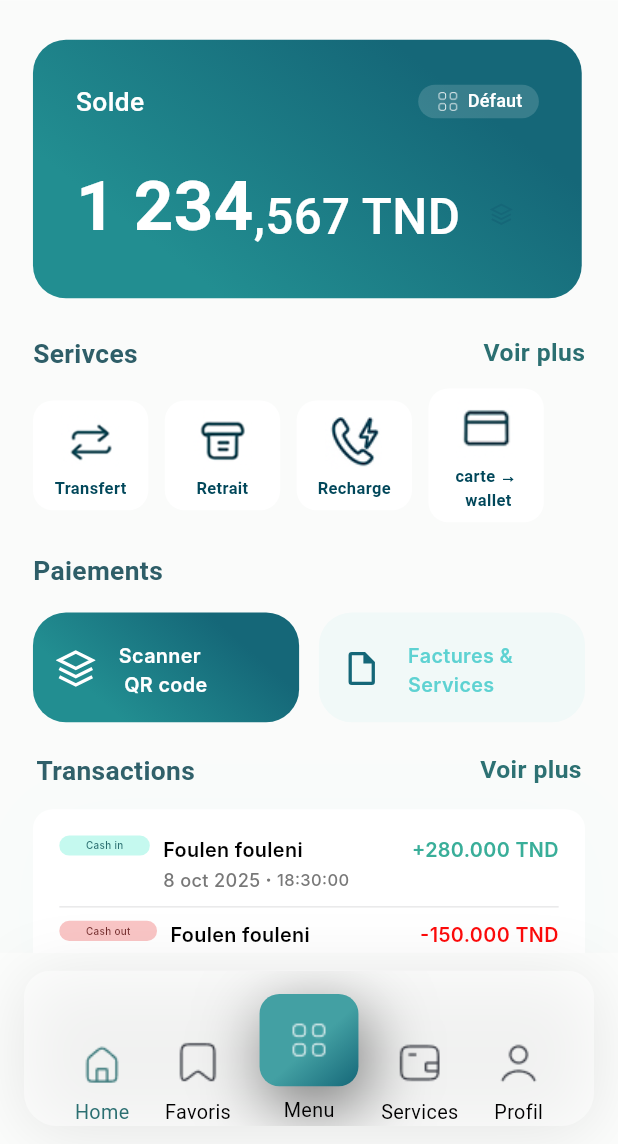
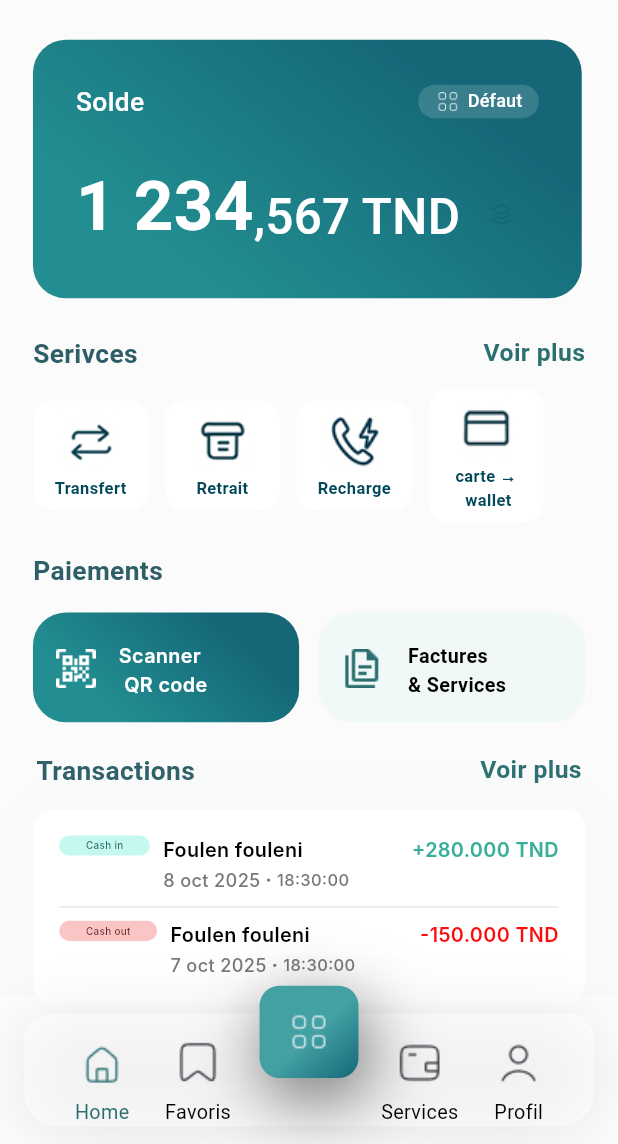
Before and after one commit to gbrzied/mimhome, a Flutter app: the AccountDashboardScreen screen opened by its route, on a phone screen of 412 x 824 dp, the part 92-1236 px from its top. Run offline on Flutter 3.47's test engine with Material 3 defaults, Android fonts, the phone set to English and light mode, and no system bars; our stand-ins replace cached_network_image, flutter_svg; Roboto replaces fonts that are missing (DM Sans, Inter, Manrope).

Commit message:
feat(ui): enhance account dashboard with new images and layout updates
- Add QR code and document images to assets
- Update image constants for new PNG files
- Modify dashboard screen to use Stack layout with positioned bottom bar and FAB
- Change initial app route to account dashboard
- Adjust balance model default value
- Refine custom bottom app bar and FAB widgets for improved UI

```diff
--- a/lib/core/utils/image_constant.dart
+++ b/lib/core/utils/image_constant.dart
@@ -22,7 +22,7 @@ class ImageConstant {
 
   // Account Dashboard Screen
   static String imgEllipse645 = '${_basePath}img_ellipse_645.png';
-  static String imgFileDocumentM = '${_basePath}img_file_document_m.svg';
+  static String imgFileDocumentM = '${_basePath}img_file_document_m.png';
   static String imgIconNotification = '${_basePath}img_icon_notification.png';
   static String imgIconsGrid = '${_basePath}img_icons_grid.png';
   static String imgLogo = '${_basePath}img_logo.svg';
@@ -30,6 +30,8 @@ class ImageConstant {
   static String imgVectorWhiteA700 = '${_basePath}img_vector_white_a700.svg';
   static String imgWalletoutline = '${_basePath}img_walletoutline.png';
 
+  static String imgQrcode = '${_basePath}img_qr_code.png';
+
   // Custom Bottom App Bar Screen
   // Custom Fab Screen
   // Custom Image View Screen
--- a/lib/presentation/account_dashboard_screen/account_dashboard_screen.dart
+++ b/lib/presentation/account_dashboard_screen/account_dashboard_screen.dart
@@ -41,7 +41,9 @@ class _AccountDashboardScreenState extends State<AccountDashboardScreen> {
       appBar: _buildAppBar(),
       body: Consumer<AccountDashboardProvider>(
         builder: (context, provider, child) {
-          return SingleChildScrollView(
+          return Stack(
+            children: [
+              SingleChildScrollView(
                 padding: EdgeInsets.symmetric(horizontal: 20.h),
                 child: Column(
                   crossAxisAlignment: CrossAxisAlignment.start,
@@ -54,15 +56,28 @@ class _AccountDashboardScreenState extends State<AccountDashboardScreen> {
                     _buildPaymentsSection(context, provider),
                     SizedBox(height: 18.h),
                     _buildTransactionsSection(context, provider),
-                SizedBox(height: 20.h),
+                    SizedBox(height: 110.h), // Extra space for bottom bar and FAB
                   ],
                 ),
+              ),
+              Positioned(
+                bottom: 0,
+                left: 0,
+                right: 0,
+                child: _buildBottomAppBar(),
+              ),
+              Positioned(
+                bottom: 40.h, // Position above the bottom bar
+                left: 0,
+                right: 0,
+                child: Center(
+                  child: _buildFloatingActionButton(),
+                ),
+              ),
+            ],
           );
         },
       ),
-      bottomNavigationBar: _buildBottomAppBar(),
-      //floatingActionButton: _buildFloatingActionButton(),
-      floatingActionButtonLocation: FloatingActionButtonLocation.centerDocked,
     );
   }
 
@@ -232,7 +247,9 @@ class _AccountDashboardScreenState extends State<AccountDashboardScreen> {
                       Padding(
                         padding: EdgeInsets.only(top: 8.h),
                         child: CustomImageView(
-                          imagePath: ImageConstant.imgVectorWhiteA700,
+                         // imagePath: ImageConstant.imgVectorWhiteA700,
+                        imagePath: ImageConstant.imgQrcode,
+
                           height: 24.h,
                           width: 24.h,
                         ),
@@ -281,9 +298,13 @@ class _AccountDashboardScreenState extends State<AccountDashboardScreen> {
                         child: Padding(
                           padding: EdgeInsets.only(top: 4.h),
                           child: Text(
-                            'Factures & Services',
-                            style: TextStyleHelper.instance.body12SemiBoldInter
-                                .copyWith(color: appTheme.cyan_300),
+                            'Factures \n& Services',
+                            // style: TextStyleHelper.instance.body12SemiBoldInter
+                            //     .copyWith(color: appTheme.cyan_300),
+                  style: TextStyleHelper.instance.body12RegularDMSans.copyWith(fontWeight: FontWeight.bold),
+
+
+
                           ),
                         ),
                       ),
@@ -389,24 +410,66 @@ class _AccountDashboardScreenState extends State<AccountDashboardScreen> {
           onFabTapped: () {
             provider.onFabTapped();
           },
-          fabIcon: ImageConstant.imgIconsGrid,
-          fabText: 'Menu',
+         // fabIcon: ImageConstant.imgIconsGrid,
+          fabText: 'Menur',
         );
       },
     );
   }
 
+  // Widget _buildFloatingActionButton() {
+  //   return Consumer<AccountDashboardProvider>(
+  //     builder: (context, provider, child) {
+  //       return CustomFab(
+  //         iconPath: ImageConstant.imgIconsGrid,
+  //         size: 56.h,
+  //         onPressed: () {
+  //           provider.onFabTapped();
+  //         },
+  //       );
+  //     },
+  //   );
+  // }
+
   Widget _buildFloatingActionButton() {
     return Consumer<AccountDashboardProvider>(
       builder: (context, provider, child) {
-        return CustomFab(
-          iconPath: ImageConstant.imgIconsGrid,
-          size: 28.h,
-          onPressed: () {
+        return GestureDetector(
+          onTap: () {
             provider.onFabTapped();
           },
+          child: Container(
+            height: 56.h,
+            width: 60.h,
+            decoration: BoxDecoration(
+              gradient: LinearGradient(
+                begin: Alignment(0.157, 0),
+                end: Alignment(1, 1),
+                colors: [
+                  Color(0xFF43A0A3),
+                  appTheme.cyan_900,
+                ],
+              ),
+              borderRadius: BorderRadius.circular(12.h),
+              boxShadow: [
+                BoxShadow(
+                  color: appTheme.color8C0000,
+                  blurRadius: 35.h,
+                  offset: Offset(4.h, 12.h),
+                ),
+              ],
+            ),
+            child: Center(
+              child: CustomImageView(
+                imagePath: ImageConstant.imgIconsGrid,
+                height: 28.h,
+                width: 28.h,
+              ),
+            ),
+          ),
         );
       },
     );
   }
+
 }
--- a/lib/presentation/account_dashboard_screen/models/account_dashboard_model.dart
+++ b/lib/presentation/account_dashboard_screen/models/account_dashboard_model.dart
@@ -10,7 +10,7 @@ class AccountDashboardModel {
     this.transactionItems,
     this.id,
   }) {
-    balance = balance ?? "1 234,567 TND";
+    balance = balance ?? "234,567 TND";
     serviceItems = serviceItems ?? [];
     transactionItems = transactionItems ?? [];
     id = id ?? "";
--- a/lib/routes/app_routes.dart
+++ b/lib/routes/app_routes.dart
@@ -12,6 +12,6 @@ class AppRoutes {
   static Map<String, WidgetBuilder> get routes => {
         accountDashboardScreen: AccountDashboardScreen.builder,
         appNavigationScreen: AppNavigationScreen.builder,
-        initialRoute: AppNavigationScreen.builder
+        initialRoute: AccountDashboardScreen.builder
       };
 }
--- a/lib/widgets/custom_bottom_app_bar.dart
+++ b/lib/widgets/custom_bottom_app_bar.dart
@@ -52,13 +52,15 @@ class CustomBottomAppBar extends StatelessWidget {
   @override
   Widget build(BuildContext context) {
     return BottomAppBar(
-      height: 116.h,
+      height: 90.h,
       color: appTheme.color7FFFFF,
       shape: CircularNotchedRectangle(),
       notchMargin: 8.h,
       child: Container(
         decoration: BoxDecoration(
           color: appTheme.color7FFFFF,
+         // color: appTheme.black_900,
+
           borderRadius: BorderRadius.only(
             topLeft: Radius.circular(16.h),
             topRight: Radius.circular(16.h),
@@ -89,12 +91,12 @@ class CustomBottomAppBar extends StatelessWidget {
                 ),
               ),
             ),
-            Positioned(
-              top: 14.h,
-              left: 0,
-              right: 0,
-              child: _buildFloatingActionButton(),
-            ),
+            // Positioned(
+            //   top: 0.h,
+            //   left: 0,
+            //   right: 0,
+            //   child: _buildFloatingActionButton(),
+            // ),
           ],
         ),
       ),
@@ -182,7 +184,7 @@ class CustomBottomAppBar extends StatelessWidget {
               ),
             ),
           ),
-          if (fabText != null) ...[
+          if (fabText != null && fabText!.isNotEmpty) ...[
             SizedBox(height: 6.h),
             Text(
               fabText!,
@@ -194,6 +196,8 @@ class CustomBottomAppBar extends StatelessWidget {
       ),
     );
   }
+
+
 }
 
 /// Item data model for custom bottom app bar
--- a/lib/widgets/custom_fab.dart
+++ b/lib/widgets/custom_fab.dart
@@ -57,7 +57,7 @@ class CustomFab extends StatelessWidget {
       child: FloatingActionButton(
         onPressed: onPressed,
         backgroundColor: backgroundColor ?? Theme.of(context).primaryColor,
-        elevation: elevation ?? 6.0,
+        elevation: elevation ?? 60.0,
         mini: fabSize < 40.h, // Use mini FAB for smaller sizes
         child: CustomImageView(
           imagePath: iconPath ?? ImageConstant.imgIconsGrid,
```
Also changed, not shown: assets/images/img_file_document_m.png (added), assets/images/img_qr_code.png (added), assets/images/png/CI.png (added), assets/images/png/RA.png (added), assets/images/png/TA.png (added). Lines whose indentation alone changed are shown as unchanged.
